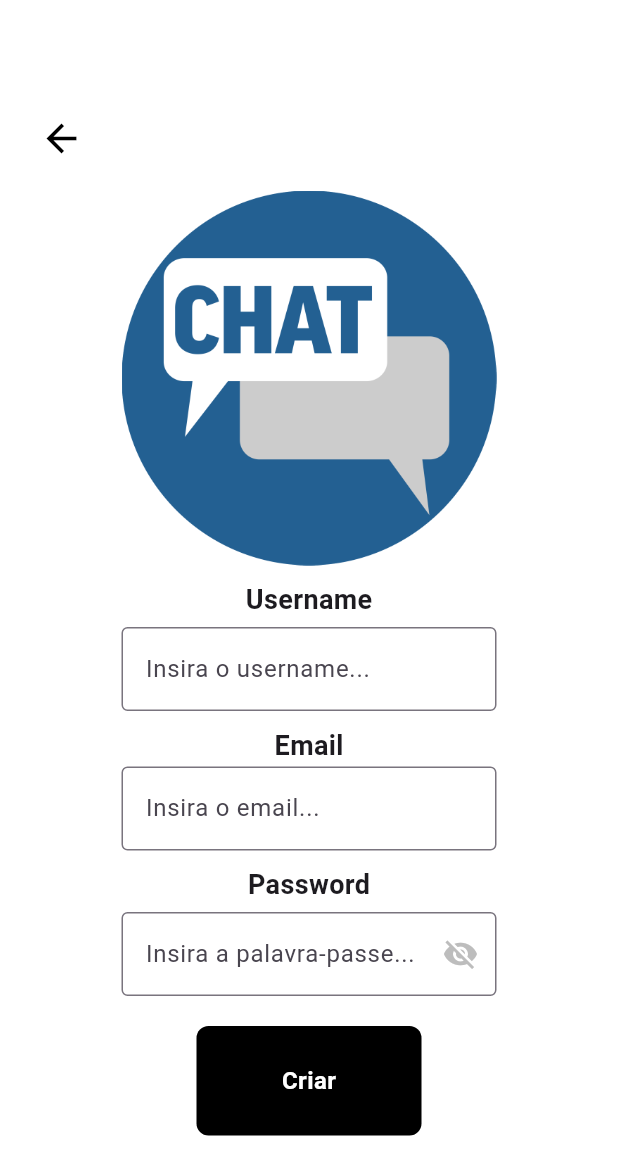
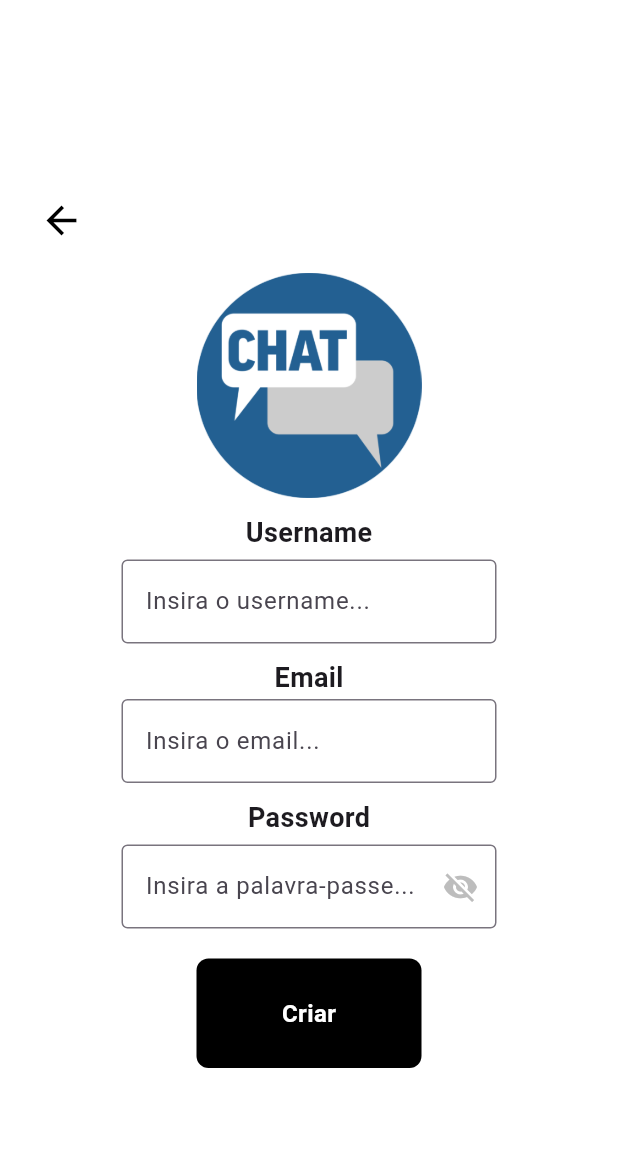
Before and after one commit to anotherlusitano/ESTG-ES1-Chat-Together, a Flutter app: the PaginaSignUp screen opened directly, on a phone screen of 412 x 824 dp. Shown: the top 1175 px of the screen. Run offline on Flutter 3.47's test engine with Material 3 defaults, Android fonts, the phone set to English and light mode, and no system bars; our stand-ins replace cloud_firestore, firebase_auth, firebase_core; accounts and stored records are empty; statements that could not run were skipped.

Commit message:
Update pagina_sign_up.dart

```diff
--- a/lib/paginas/pagina_sign_up.dart
+++ b/lib/paginas/pagina_sign_up.dart
@@ -119,6 +119,7 @@ class _PaginaSignUpState extends State<PaginaSignUp> {
                           10,
                         ),
                         margin: const EdgeInsets.only(
+                          top: 10,
                           right: 16.0,
                         ),
                         child: Icon(
@@ -133,7 +134,7 @@ class _PaginaSignUpState extends State<PaginaSignUp> {
                 SizedBox(height: 10),
                 Image.asset(
                   'assets/chat-together-icon.png',
-                  height: 250,
+                  height: 150,
                 ),
                 SizedBox(height: 10),
                 Text(
```
